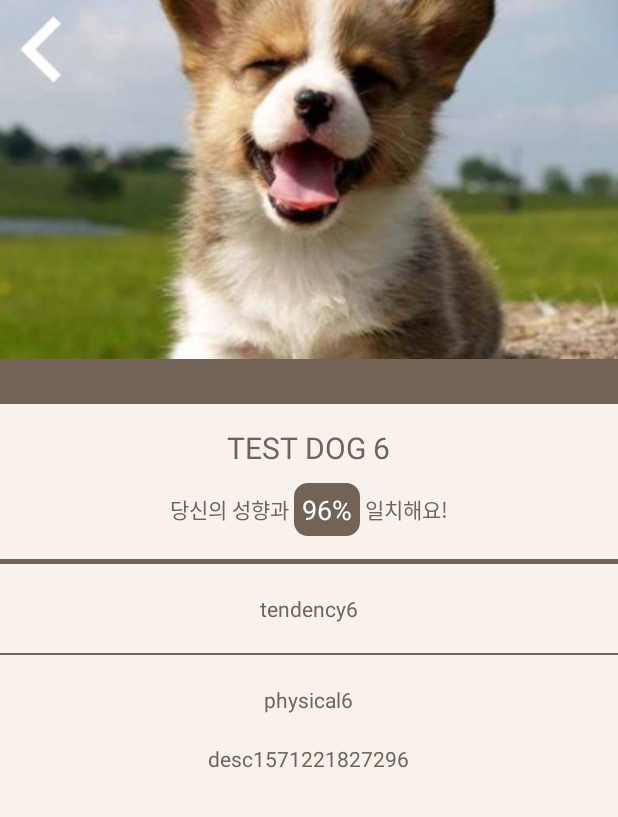
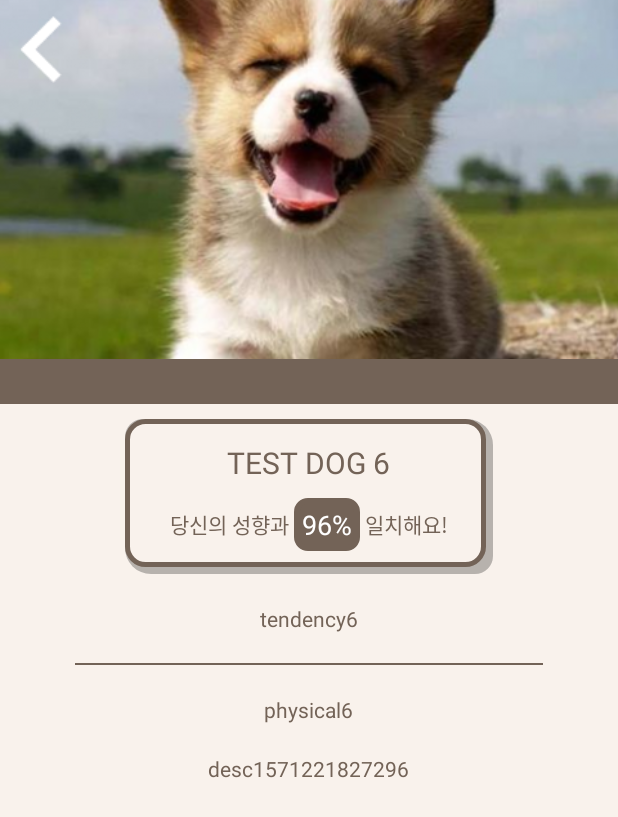
Before and after one commit to pubmbro1/capston, an Android app: the MatchingActivity screen opened directly, with no data from a screen before it, after a tap on "TEST DOG 6", on a phone screen of 412 x 824 dp. Shown: the top 817 px of the screen. Run offline under Robolectric (Android 15) with nearby library versions, the phone set to English and light mode, and no system bars.

```diff
--- a/WhatIsThisDog/app/src/main/java/kr/ac/mju/capston/whatisthisdog/Activity/CameraActivity.java
+++ b/WhatIsThisDog/app/src/main/java/kr/ac/mju/capston/whatisthisdog/Activity/CameraActivity.java
@@ -189,7 +189,7 @@ public class CameraActivity extends BaseActivity implements SurfaceHolder.Callba
         // 텍스트 파일에 정보 저장
         fm = new FileManager(this,"album.txt");
         DogInfo saveItem = new DogInfo(DogInfo.getRandomData(fileName));
-        fm.saveItemsToFile(saveItem, false) ;
+        fm.saveItemsToFile(saveItem) ;
 
 
         //정보보기로 이동
--- a/WhatIsThisDog/app/src/main/java/kr/ac/mju/capston/whatisthisdog/Activity/DogInfoActivity.java
+++ b/WhatIsThisDog/app/src/main/java/kr/ac/mju/capston/whatisthisdog/Activity/DogInfoActivity.java
@@ -69,7 +69,6 @@ public class DogInfoActivity extends BaseActivity {
                     .load(photoPath)
                     .placeholder(R.drawable.test_puppy_icon)
                     .error(R.drawable.icon_sadpuppy)
-                    .override(imageView.getWidth())
                     .centerCrop()
                     .into(imageView);
         }
@@ -81,7 +80,6 @@ public class DogInfoActivity extends BaseActivity {
                     .load(resId)
                     .placeholder(R.drawable.test_puppy_icon)
                     .error(R.drawable.icon_sadpuppy)
-                    .override(imageView.getWidth())
                     .centerCrop()
                     .into(imageView);
         }
@@ -91,7 +89,6 @@ public class DogInfoActivity extends BaseActivity {
                     .load(photoPath)
                     .placeholder(R.drawable.test_puppy_icon)
                     .error(R.drawable.icon_sadpuppy)
-                    .override(imageView.getWidth())
                     .centerCrop()
                     .into(imageView);
         }
--- a/WhatIsThisDog/app/src/main/java/kr/ac/mju/capston/whatisthisdog/Util/ListViewAdapter.java
+++ b/WhatIsThisDog/app/src/main/java/kr/ac/mju/capston/whatisthisdog/Util/ListViewAdapter.java
@@ -70,9 +70,6 @@ public class ListViewAdapter extends BaseAdapter {
 
         albumViewHolder viewHolder;
 
-        DogInfo item = dogInfoList.get(position);
-        String photoPath = FileManager.getPath() + "/" + item.getDogImage();
-
         if (convertView == null) {
             LayoutInflater inflater = (LayoutInflater) context.getSystemService(Context.LAYOUT_INFLATER_SERVICE);
             convertView = inflater.inflate(itemResId, parent, false);
@@ -83,12 +80,17 @@ public class ListViewAdapter extends BaseAdapter {
             viewHolder.name = (TextView) convertView.findViewById(R.id.album_name) ;
             viewHolder.matchRate = (TextView) convertView.findViewById(R.id.album_rate) ;
             viewHolder.date = (TextView) convertView.findViewById(R.id.album_date) ;
+            viewHolder.select = (ImageView) convertView.findViewById(R.id.select);
 
             convertView.setTag(viewHolder);
         }
         else{
             viewHolder = (albumViewHolder)convertView.getTag();
         }
+
+
+        DogInfo item = dogInfoList.get(position);
+        String photoPath = FileManager.getPath() + "/" + item.getDogImage();
 
         viewHolder.iconImageView.setClipToOutline(true);
         Glide.with(context)
@@ -128,7 +130,6 @@ public class ListViewAdapter extends BaseAdapter {
                     .load(resId)
                     .placeholder(R.drawable.test_puppy_icon)
                     .error(R.drawable.icon_sadpuppy)
-                    .override(viewHolder.iconImageView.getWidth())
                     .centerCrop()
                     .into(viewHolder.iconImageView);
 
@@ -161,6 +162,7 @@ public class ListViewAdapter extends BaseAdapter {
         public TextView name;
         public TextView matchRate;
         public TextView date;
+        public ImageView select;
     }
 
     public class rankViewHolder{
--- /dev/null
+++ b/WhatIsThisDog/app/src/main/res/drawable/bg_roundborder_puppybrown_shadow.xml
@@ -0,0 +1,33 @@
+<selector xmlns:android="http://schemas.android.com/apk/res/android">
+    <item>
+        <layer-list xmlns:android="http://schemas.android.com/apk/res/android">
+            <item>
+                <shape android:shape="rectangle">
+                    <solid android:color="#44000000"/>
+                    <corners
+                        android:bottomLeftRadius="17dp"
+                        android:bottomRightRadius="12dp"
+                        android:topLeftRadius="12dp"
+                        android:topRightRadius="17dp" />
+                </shape>
+            </item>
+
+            <item
+                android:left="0dp"
+                android:right="5dp"
+                android:top="0dp"
+                android:bottom="5dp">
+                <shape android:shape="rectangle">
+                    <solid android:color="@color/softMainColor"/>
+                    <stroke android:width="3dp" android:color="@color/puppyBrown"/>
+                    <corners
+                        android:bottomLeftRadius="12dp"
+                        android:bottomRightRadius="12dp"
+                        android:topLeftRadius="12dp"
+                        android:topRightRadius="12dp" />
+                </shape>
+            </item>
+        </layer-list>
+    </item>
+
+</selector>
--- a/WhatIsThisDog/app/src/main/res/layout/activity_dog_info.xml
+++ b/WhatIsThisDog/app/src/main/res/layout/activity_dog_info.xml
@@ -57,7 +57,9 @@
             <LinearLayout
                 android:layout_width="wrap_content"
                 android:layout_height="wrap_content"
+                android:layout_marginTop="10dp"
                 android:layout_weight="1"
+                android:background="@drawable/bg_roundborder_puppybrown_shadow"
                 android:gravity="center"
                 android:orientation="vertical"
                 android:paddingLeft="30dp"
@@ -115,12 +117,6 @@
 
             </LinearLayout>
 
-            <View
-                android:id="@+id/view0"
-                android:layout_width="match_parent"
-                android:layout_height="3dp"
-                android:background="@color/puppyBrown" />
-
             <LinearLayout
                 android:layout_width="match_parent"
                 android:layout_height="wrap_content"
@@ -141,6 +137,8 @@
                 android:id="@+id/view1"
                 android:layout_width="match_parent"
                 android:layout_height="1dp"
+                android:layout_marginLeft="50dp"
+                android:layout_marginRight="50dp"
                 android:background="@color/puppyBrown" />
 
             <LinearLayout
```
Also changed, not shown: WhatIsThisDog/app/src/main/java/kr/ac/mju/capston/whatisthisdog/Activity/AlbumActivity.java (+57 -11 lines), WhatIsThisDog/app/src/main/java/kr/ac/mju/capston/whatisthisdog/Util/FileManager.java (+17 -17 lines), WhatIsThisDog/app/src/main/res/drawable/bg_roundsolid_black.xml (added, +9 -0 lines), WhatIsThisDog/app/src/main/res/layout/listview_album_item.xml (+6 -3 lines), WhatIsThisDog/app/src/main/res/drawable/icon_select.png (added).
